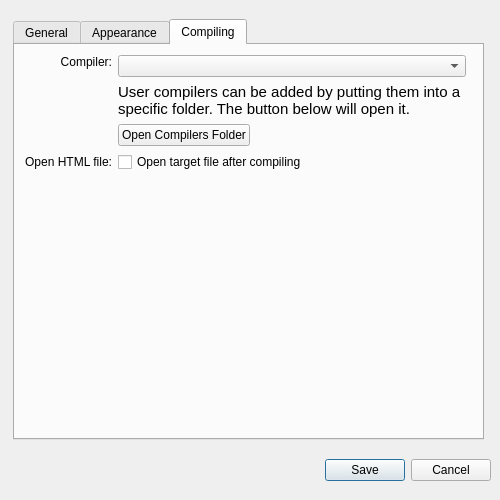
Old version of the form src/preferencesdialog.ui in the repository ali-rantakari/QarkDown.
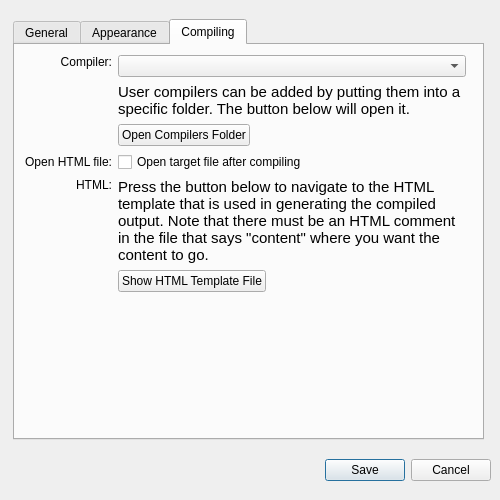
New version of the form.

Commit message:
Add HTML template and option to provide a custom one.
We use Kevin Burke's CSS <http://kevinburke.bitbucket.org/markdowncss> in our default template.

```diff
--- a/src/preferencesdialog.ui
+++ b/src/preferencesdialog.ui
@@ -557,6 +557,59 @@
         </property>
        </widget>
       </item>
+      <item row="3" column="0">
+       <widget class="QLabel" name="label_10">
+        <property name="text">
+         <string>HTML:</string>
+        </property>
+        <property name="alignment">
+         <set>Qt::AlignRight|Qt::AlignTop|Qt::AlignTrailing</set>
+        </property>
+       </widget>
+      </item>
+      <item row="3" column="1">
+       <layout class="QVBoxLayout" name="verticalLayout_9">
+        <item>
+         <widget class="QLabel" name="infoLabel5">
+          <property name="font">
+           <font>
+            <pointsize>11</pointsize>
+           </font>
+          </property>
+          <property name="text">
+           <string>Press the button below to navigate to the HTML template that is used in generating the compiled output. Note that there must be an HTML comment in the file that says &quot;content&quot; where you want the content to go.</string>
+          </property>
+          <property name="wordWrap">
+           <bool>true</bool>
+          </property>
+         </widget>
+        </item>
+        <item>
+         <layout class="QHBoxLayout" name="horizontalLayout_5">
+          <item>
+           <widget class="QPushButton" name="editHTMLTemplateButton">
+            <property name="text">
+             <string>Show HTML Template File</string>
+            </property>
+           </widget>
+          </item>
+          <item>
+           <spacer name="horizontalSpacer_3">
+            <property name="orientation">
+             <enum>Qt::Horizontal</enum>
+            </property>
+            <property name="sizeHint" stdset="0">
+             <size>
+              <width>40</width>
+              <height>20</height>
+             </size>
+            </property>
+           </spacer>
+          </item>
+         </layout>
+        </item>
+       </layout>
+      </item>
      </layout>
     </widget>
    </widget>
```
The commit also changes 10 other files.
